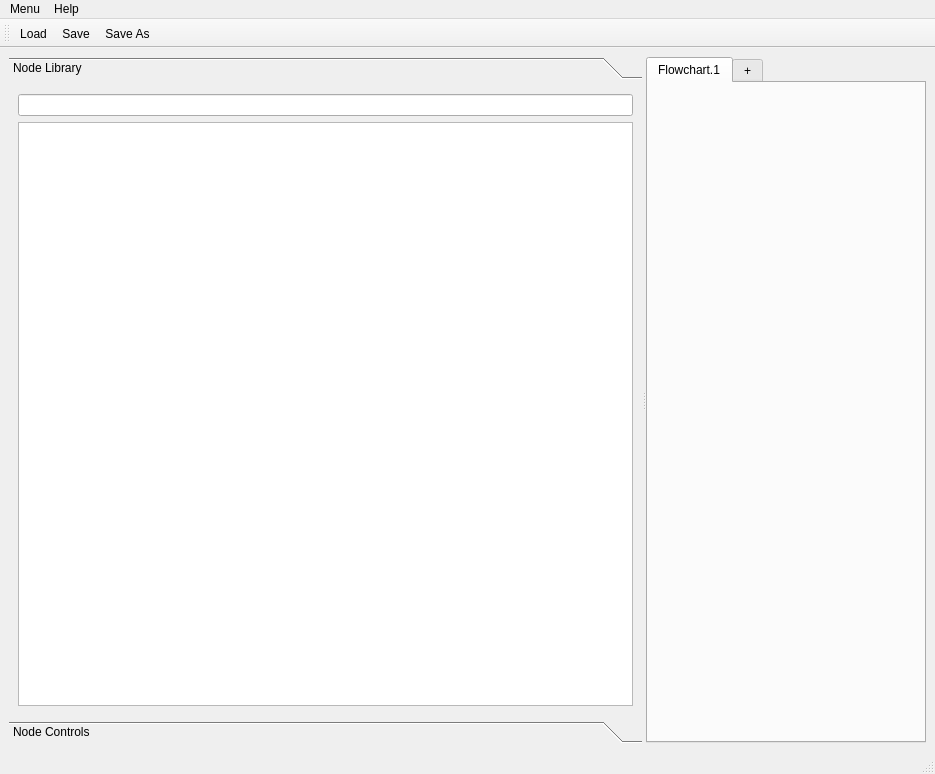
Before: the Qt Designer form mainwindow.ui in cdd1969/pygwa, drawn with Qt 5.
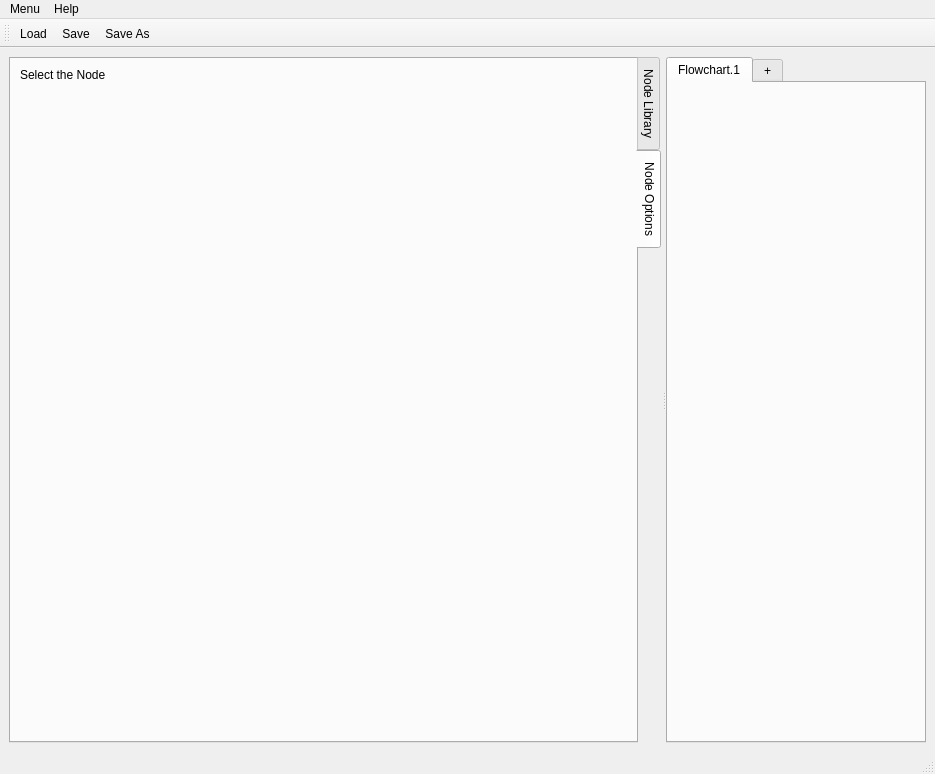
After: the same form once the commit is applied.

Commit message:
Many fixes! New: - mainWindow.ui > left GUI part is now TabWidget (not ToolBox anylonger) - mainWindow > imporved questioning on quit (ask to Save) - add Node: interpolateDf (+docs) - add lib/interpolate.py - add Issue file
Fixes:
- Issue #3
- reduce console output (comment `print`)

```diff
--- a/mainwindow.ui
+++ b/mainwindow.ui
@@ -20,7 +20,10 @@
       <property name="orientation">
        <enum>Qt::Horizontal</enum>
       </property>
-      <widget class="QToolBox" name="toolBox">
+      <widget class="QTabWidget" name="tabWidgetLeft">
+       <property name="enabled">
+        <bool>true</bool>
+       </property>
        <property name="sizePolicy">
         <sizepolicy hsizetype="Preferred" vsizetype="Preferred">
          <horstretch>0</horstretch>
@@ -42,25 +45,29 @@
        <property name="layoutDirection">
         <enum>Qt::LeftToRight</enum>
        </property>
+       <property name="tabPosition">
+        <enum>QTabWidget::East</enum>
+       </property>
+       <property name="tabShape">
+        <enum>QTabWidget::Rounded</enum>
+       </property>
        <property name="currentIndex">
         <number>0</number>
        </property>
-       <widget class="QWidget" name="page">
-        <property name="geometry">
-         <rect>
-          <x>0</x>
-          <y>0</y>
-          <width>629</width>
-          <height>618</height>
-         </rect>
-        </property>
-        <property name="toolTip">
-         <string/>
-        </property>
-        <property name="statusTip">
-         <string>Library with available Modules for rocessing data</string>
-        </property>
-        <attribute name="label">
+       <property name="elideMode">
+        <enum>Qt::ElideNone</enum>
+       </property>
+       <property name="documentMode">
+        <bool>false</bool>
+       </property>
+       <property name="movable">
+        <bool>true</bool>
+       </property>
+       <property name="tabBarAutoHide">
+        <bool>true</bool>
+       </property>
+       <widget class="QWidget" name="tabWidgetPage1">
+        <attribute name="title">
          <string>Node Library</string>
         </attribute>
         <layout class="QVBoxLayout" name="verticalLayout">
@@ -118,23 +125,9 @@
          </item>
         </layout>
        </widget>
-       <widget class="QWidget" name="page_2">
-        <property name="geometry">
-         <rect>
-          <x>0</x>
-          <y>0</y>
-          <width>629</width>
-          <height>618</height>
-         </rect>
-        </property>
-        <property name="toolTip">
-         <string/>
-        </property>
-        <property name="statusTip">
-         <string>Properties of the selected item in the flowchart</string>
-        </property>
-        <attribute name="label">
-         <string>Node Controls</string>
+       <widget class="QWidget" name="tabWidgetPage2">
+        <attribute name="title">
+         <string>Node Options</string>
         </attribute>
         <layout class="QGridLayout" name="gridLayout_2">
          <item row="0" column="1">
```
Left out of the diff: 9 changed lines with no effect on the pictures. The commit also changes 10 other files.
